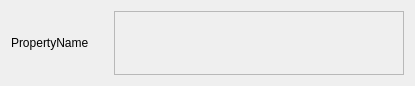
The window that tools/editor/application/VadonEditor/UI/Model/Property/PropertyListEntry.ui (janos-ijgyarto/vadon) describes before a commit, drawn with Qt 5.
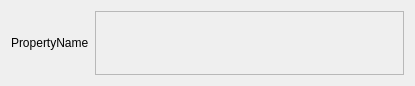
The same window after the commit.

Commit message: Editor layout improvements, misc. - Resource editor now only uses scroll area when top level, nested editors will rely on all available space - Improved layout structure and size policies for better use of widget areas - Removed spacers and scroll areas where possible

Diff of the .ui file:
```diff
--- a/tools/editor/application/VadonEditor/UI/Model/Property/PropertyListEntry.ui
+++ b/tools/editor/application/VadonEditor/UI/Model/Property/PropertyListEntry.ui
@@ -15,7 +15,7 @@
   </property>
   <layout class="QVBoxLayout" name="mainLayout" stretch="0">
    <item>
-    <layout class="QHBoxLayout" name="headerHBox" stretch="1,3">
+    <layout class="QHBoxLayout" name="headerHBox" stretch="0,1">
      <item>
       <widget class="QLabel" name="label">
        <property name="text">
```
The commit also changes 14 other files.
